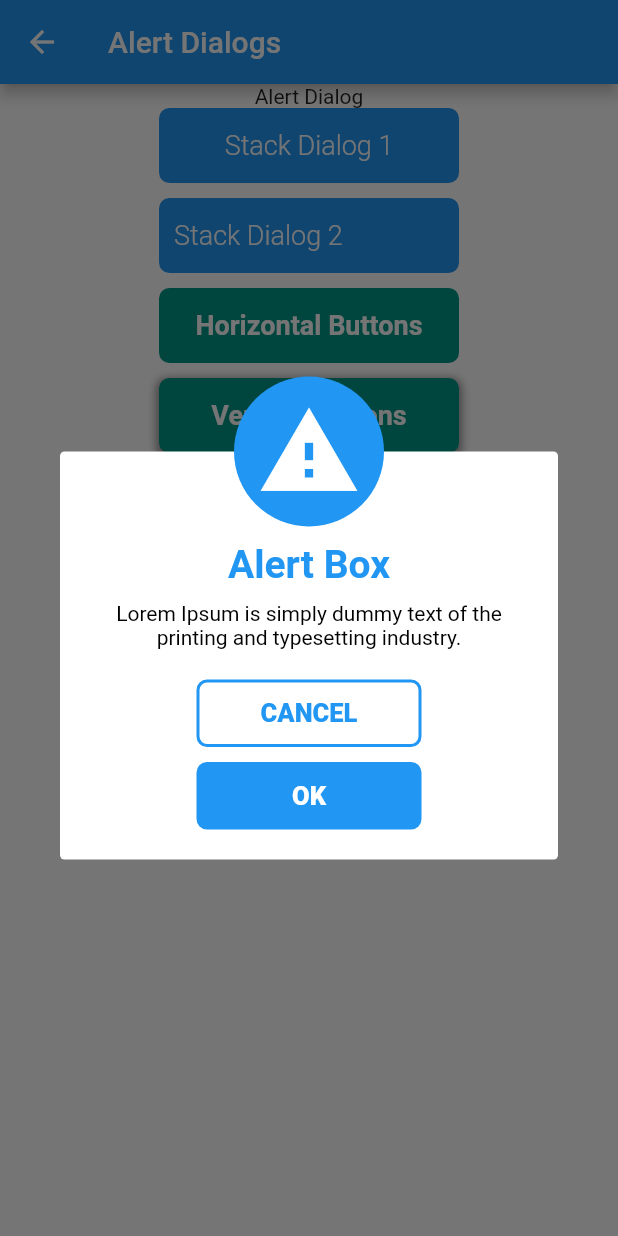
After one commit to choubari/flutter_ui_package, a Flutter app: the MyDialogs screen opened directly, after a tap on "Stack Dialog 1", on a phone screen of 412 x 824 dp. The commit adds this screen. Run offline on Flutter 3.47's test engine with Material 2 defaults, Android fonts, the phone set to English and light mode, and no system bars.

Commit message:
general changes

```diff
--- /dev/null
+++ b/example/flutter_app/lib/dialogs_usecases.dart
@@ -0,0 +1,181 @@
+import 'package:flutter/material.dart';
+import 'package:flutteruipackage/flutteruipackage.dart';
+
+class MyDialogs extends StatefulWidget {
+  MyDialogs({Key key}) : super(key: key);
+  @override
+  _MyDialogsState createState() => _MyDialogsState();
+}
+
+class _MyDialogsState extends State<MyDialogs> {
+  @override
+  Widget build(BuildContext context) {
+    Widget iconwidget = new Icon(
+      Icons.warning,
+      color: Colors.white,
+      size: 70,
+    );
+
+    //a dialog with popup icon in a blue circle
+    StackAlertBox stackAlertBox1 = new StackAlertBox(
+      dialogRadius: 3,
+      buttonsWidth: 150,
+      themeColor: Colors.blue,
+      backgroundColor: Colors.white,
+      circleColor: Colors.blue,
+      title: "Alert Box",
+      description:
+          "Lorem Ipsum is simply dummy text of the printing and typesetting industry.",
+      imageWidget: iconwidget,
+      successText: "OK",
+      dismissText: "CANCEL",
+      buttonsPosition: ButtonsPosition.VERTICAL,
+    );
+
+    //a dialog with popup png image
+    StackAlertBox stackAlertBox2 = new StackAlertBox(
+        imageWidget: Image.network(
+            "https://upload.wikimedia.org/wikipedia/commons/thumb/6/66/Android_robot.png/646px-Android_robot.png"),
+        title: "An Alert Dialog",
+        description:
+            "Lorem Ipsum is simply dummy text of the printing and typesetting industry.",
+        buttonsWidth: 100,
+        successText: "OK",
+        buttonsAlignement: ButtonsAlignement.RIGHT);
+
+    //a dialog with two buttons Horizantal + network gif image
+    BasicAlertBox basicAlertBox2H = new BasicAlertBox(
+      imageWidget: Image.network(
+        "https://cdn.dribbble.com/users/146798/screenshots/2933118/rocket.gif",
+        width: 120,
+        height: 120,
+      ),
+      dialogRadius: 7,
+      title: "An Alert Box",
+      description:
+          "Lorem Ipsum is simply dummy text of the printing and typesetting industry.",
+      successText: "OK",
+      dismissText: "CANCEL",
+      buttonsWidth: 100,
+      onSuccessPressed: () {
+        Navigator.of(context).pop();
+      },
+      onDismissPressed: () {
+        Navigator.of(context).pop();
+      },
+    );
+
+    //a dialog with two buttons Vertical
+    BasicAlertBox basicAlertBox2V = new BasicAlertBox(
+      dialogRadius: 7,
+      buttonsWidth: 200,
+      themeColor: Colors.teal,
+      title: "An Alert Box",
+      description:
+          "Lorem Ipsum is simply dummy text of the printing and typesetting industry.",
+      successText: "OK",
+      dismissText: "CANCEL",
+      onSuccessPressed: () {
+        Navigator.of(context).pop();
+      },
+      onDismissPressed: () {
+        Navigator.of(context).pop();
+      },
+      buttonsPosition: ButtonsPosition.VERTICAL,
+      //buttonsAlignement: ButtonsAlignement.LEFT,
+    );
+
+    //a dialog with no button, no image
+    BasicAlertBox basicAlertBox1 = new BasicAlertBox(
+      themeColor: Colors.indigo,
+      backgroundColor: Colors.tealAccent,
+      title: "Alert Dialog",
+      description: "Lorem Ipsum TEST test test test",
+      dialogRadius: 10,
+      //successText: "OK",
+      //buttonsAlignement: ButtonsAlignement.LEFT,
+      //onSuccessPressed: (){Navigator.of(context).pop();},
+      buttonsWidth: 50,
+    );
+
+    TextStyle text = new TextStyle(
+        fontSize: 18, fontWeight: FontWeight.w300, color: Colors.white);
+    return Scaffold(
+      backgroundColor: Colors.white,
+      appBar: AppBar(
+        title: Text("Alert Dialogs"),
+      ),
+      body: Center(
+        child: Column(
+          children: <Widget>[
+            Text(
+              'Alert Dialog',
+            ),
+            BFilled(
+              width: 200,
+              height: 50,
+              text: "Stack Dialog 1",
+              textStyle: text,
+              backgroundColor: Colors.blue,
+              onPressed: () {
+                stackAlertBox1.show(context: context);
+              },
+            ),
+            SizedBox(
+              height: 10,
+            ),
+            BFilled(
+              width: 200,
+              height: 50,
+              text: "Stack Dialog 2",
+              alignment: Position.LEFT,
+              textStyle: text,
+              backgroundColor: Colors.blue,
+              onPressed: () {
+                stackAlertBox2.show(context: context);
+              },
+            ),
+            SizedBox(
+              height: 10,
+            ),
+            BFilled(
+              width: 200,
+              height: 50,
+              text: "Horizontal Buttons",
+              backgroundColor: Colors.teal,
+              onPressed: () {
+                basicAlertBox2H.show(context: context);
+              },
+            ),
+            SizedBox(
+              height: 10,
+            ),
+            BRaised(
+              width: 200,
+              height: 50,
+              text: "Vertical Buttons",
+              backgroundColor: Colors.teal,
+              onPressed: () {
+                basicAlertBox2V.show(context: context);
+              },
+            ),
+            SizedBox(
+              height: 10,
+            ),
+            BFilled(
+              width: 200,
+              height: 50,
+              icon: Icons.done,
+              iconSize: 20,
+              text: "No Button Dialog",
+              backgroundColor: Colors.green,
+              onPressed: () {
+                basicAlertBox1.show(context: context);
+              },
+            ),
+          ],
+        ),
+      ),
+    );
+  }
+}
--- a/lib/flutteruipackage.dart
+++ b/lib/flutteruipackage.dart
@@ -3,3 +3,4 @@ library flutteruipackage;
 export 'src/dialogboxes.dart';
 export 'src/buttons.dart';
 export 'src/inputfields.dart';
+export 'src/dropdowns.dart';
--- a/lib/src/dialogboxes.dart
+++ b/lib/src/dialogboxes.dart
@@ -12,7 +12,7 @@ enum ButtonsAlignement{
   CENTER,
 }
 // return a Widget array of buttons according to buttons (success, dismiss) input texts
-List<Widget> AddButtons(BuildContext context, ButtonsPosition buttonsPosition, String successText, VoidCallback onSuccessPressed, String dismissText, VoidCallback onDismissPressed, Color backgroundColor, Color themeColor){
+List<Widget> AddButtons(BuildContext context, ButtonsPosition buttonsPosition, double buttonsWidth, String successText, VoidCallback onSuccessPressed, String dismissText, VoidCallback onDismissPressed, Color backgroundColor, Color themeColor){
   TextStyle successtextstyle= new TextStyle(fontSize: 17 , fontWeight: FontWeight.w800, color: backgroundColor);
   TextStyle dismisstextstyle= new TextStyle(fontSize: 17 , fontWeight: FontWeight.w800, color: themeColor);
   if (successText.isEmpty && dismissText.isEmpty){
@@ -21,7 +21,7 @@ List<Widget> AddButtons(BuildContext context, ButtonsPosition buttonsPosition, S
     if (successText.isNotEmpty && dismissText.isNotEmpty){
       return [
         BOutlined(
-          width: getButtonsWidth(context, buttonsPosition),
+          width: buttonsWidth,
           height: 45,
           text: dismissText,
           textStyle: dismisstextstyle,
@@ -34,7 +34,7 @@ List<Widget> AddButtons(BuildContext context, ButtonsPosition buttonsPosition, S
           height: 10,
         ),
         BFilled(
-          width: getButtonsWidth(context, buttonsPosition),
+          width: buttonsWidth,
           height: 45,
           text: successText,
           textStyle: successtextstyle,
@@ -45,7 +45,7 @@ List<Widget> AddButtons(BuildContext context, ButtonsPosition buttonsPosition, S
     }else{
       if (successText.isNotEmpty)  return [
         BFilled(
-          width: getButtonsWidth(context, buttonsPosition),
+          width: buttonsWidth,
           height: 45,
           text: successText,
           textStyle: successtextstyle,
@@ -55,7 +55,7 @@ List<Widget> AddButtons(BuildContext context, ButtonsPosition buttonsPosition, S
        ];
       else return [
         BOutlined(
-          width: getButtonsWidth(context, buttonsPosition),
+          width: buttonsWidth,
           height: 45,
           text: dismissText,
           textStyle: dismisstextstyle,
@@ -70,15 +70,19 @@ List<Widget> AddButtons(BuildContext context, ButtonsPosition buttonsPosition, S
 // place buttons on a row or colum according to buttonsPosition value (HORIZONTAL, VERTICAL)
 Widget PlaceButtons(ButtonsPosition position, List<Widget> array, ButtonsAlignement alignement){
   MainAxisAlignment mainAxisAlignment;
+  CrossAxisAlignment crossAxisAlignment;
   switch (alignement){
     case ButtonsAlignement.CENTER:
       mainAxisAlignment= MainAxisAlignment.center;
+      crossAxisAlignment = CrossAxisAlignment.center;
       break;
     case ButtonsAlignement.LEFT:
       mainAxisAlignment= MainAxisAlignment.start;
+      crossAxisAlignment = CrossAxisAlignment.start;
       break;
     case ButtonsAlignement.RIGHT:
       mainAxisAlignment= MainAxisAlignment.end;
+      crossAxisAlignment= CrossAxisAlignment.end;
       break;
   }
   if (array.isEmpty){
@@ -97,7 +101,8 @@ Widget PlaceButtons(ButtonsPosition position, List<Widget> array, ButtonsAlignem
       return Padding(
         padding: const EdgeInsets.only(top: 20),
         child: Column(
-          mainAxisAlignment: mainAxisAlignment,
+          crossAxisAlignment: crossAxisAlignment,
+          //mainAxisAlignment: mainAxisAlignment,
           children: array,
         ),
       );
@@ -118,6 +123,7 @@ double getButtonsWidth(BuildContext context, ButtonsPosition position){
 // Dialog Box with customizable widget between title and description
 class BasicAlertBox {
   double dialogRadius;
+  double buttonsWidth;
   Color themeColor, backgroundColor;
   String title, description;
   String successText, dismissText;
@@ -126,7 +132,8 @@ class BasicAlertBox {
   ButtonsAlignement buttonsAlignement;
   VoidCallback onSuccessPressed, onDismissPressed;
   BasicAlertBox({
-    this.dialogRadius= 0,
+    this.dialogRadius= 7,
+    this.buttonsWidth,
     this.themeColor= Colors.blue,
     this.backgroundColor = Colors.white,
     this.title = "Alert Dialog",
@@ -144,6 +151,7 @@ class BasicAlertBox {
     @required BuildContext context,
   }) {
     assert(context != null, "context is null!");
+    if (buttonsWidth==null) buttonsWidth=getButtonsWidth(context, buttonsPosition);
     TextStyle titletext= new TextStyle(fontSize: 26 , fontWeight: FontWeight.w700, color: themeColor);
     TextStyle descriptiontext= new TextStyle(fontSize: 14 , fontWeight: FontWeight.w400, color: Colors.black);
     return showDialog(
@@ -164,7 +172,7 @@ class BasicAlertBox {
                 Text(description, style: descriptiontext, textAlign: TextAlign.center,),
                 PlaceButtons(
                   buttonsPosition,
-                  AddButtons(context, buttonsPosition, successText, onSuccessPressed, dismissText, onDismissPressed, backgroundColor, themeColor),
+                  AddButtons(context, buttonsPosition, buttonsWidth, successText, onSuccessPressed, dismissText, onDismissPressed, backgroundColor, themeColor),
                   buttonsAlignement
                 ),
 
@@ -180,6 +188,7 @@ class BasicAlertBox {
 // Dialog with Widget half in half out the box
 class StackAlertBox {
   double dialogRadius;
+  double buttonsWidth;
   Color themeColor, backgroundColor, circleColor;
   String title, description;
   String successText, dismissText;
@@ -189,7 +198,8 @@ class StackAlertBox {
   VoidCallback onSuccessPressed, onDismissPressed;
 
   StackAlertBox({
-    this.dialogRadius = 0,
+    this.dialogRadius = 7,
+    this.buttonsWidth,
     this.themeColor= Colors.blue,
     this.backgroundColor = Colors.white,
     this.title = "Alert Dialog",
@@ -210,11 +220,13 @@ class StackAlertBox {
     assert(context != null, "context is null!");
     TextStyle titletext= new TextStyle(fontSize: 26 , fontWeight: FontWeight.w700, color: themeColor);
     TextStyle descriptiontext= new TextStyle(fontSize: 14 , fontWeight: FontWeight.w400, color: Colors.black);
+    if (buttonsWidth==null) buttonsWidth=getButtonsWidth(context, buttonsPosition);
     return showDialog(
         context: context,
         builder: (context) {
           return Dialog(
             backgroundColor: Colors.transparent,
+            elevation: 0,
             child: Stack(children: <Widget>[
               Container(
                 margin: EdgeInsets.only(top: 50),
@@ -227,11 +239,11 @@ class StackAlertBox {
                   mainAxisSize: MainAxisSize.min,
                   children: <Widget>[
                     Text(title, style: titletext, textAlign: TextAlign.center,),
-                    SizedBox(height: 10,),
+                    SizedBox(height: 10,width: 0,),
                     Text(description, style: descriptiontext, textAlign: TextAlign.center,),
                     PlaceButtons(
                       buttonsPosition,
-                      AddButtons(context, buttonsPosition, successText, onSuccessPressed, dismissText, onDismissPressed, backgroundColor, themeColor),
+                      AddButtons(context, buttonsPosition, buttonsWidth, successText, onSuccessPressed, dismissText, onDismissPressed, backgroundColor, themeColor),
                       buttonsAlignement
                     ),
                   ],
```
Also changed, not shown: example/flutter_app/lib/dropdown_usecases.dart (added, +43 -0 lines), example/flutter_app/lib/inputs_usecases.dart (added, +43 -0 lines), example/flutter_app/lib/main.dart (+46 -82 lines), lib/src/dropdowns.dart (added, +83 -0 lines), lib/src/inputfields.dart (+5 -4 lines), example/flutter_app/pubspec.lock, 1 other file.
